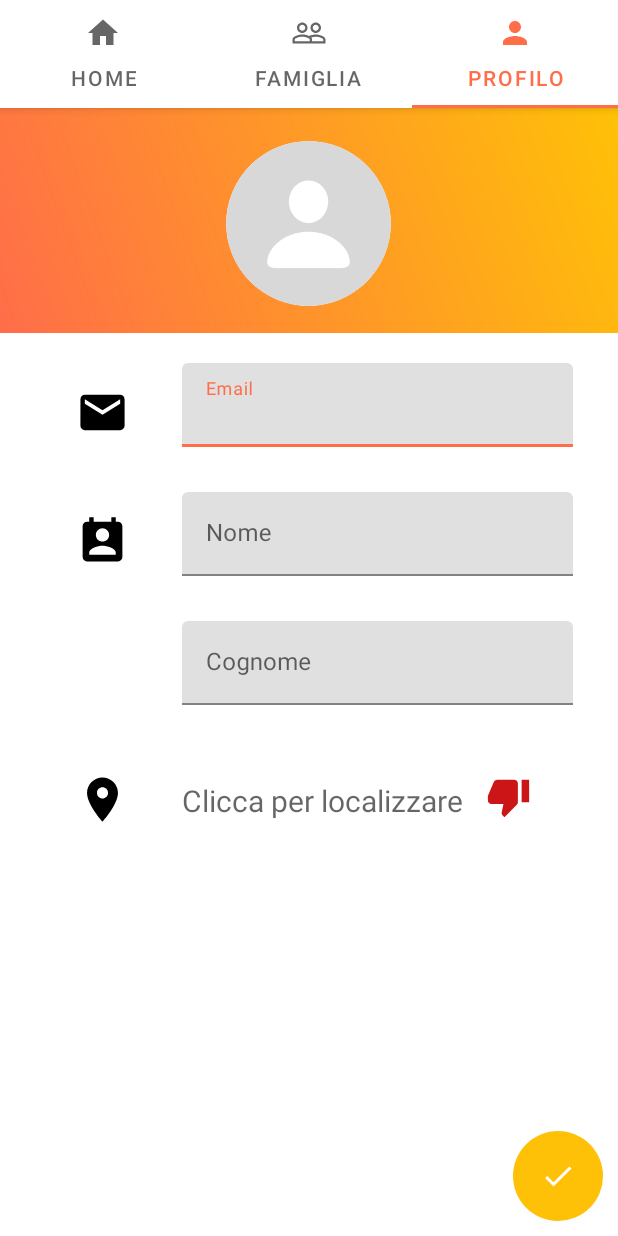
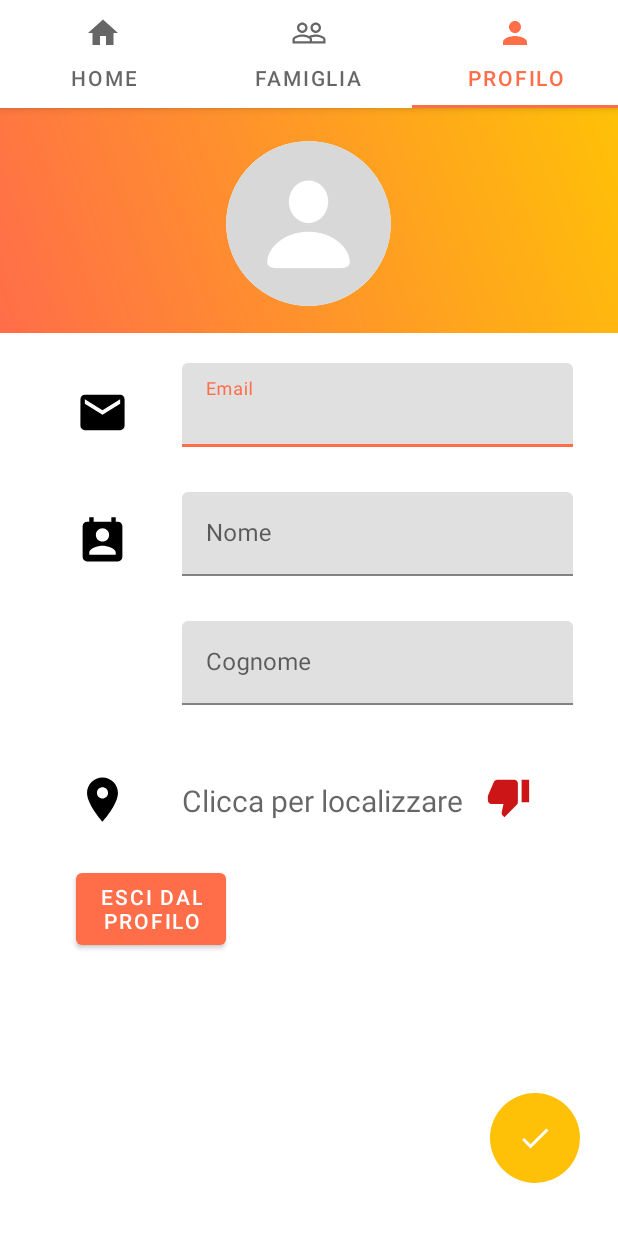
Before and after one commit to DaniloGerv/HomeStuff, an Android app: the screen it shows after launch once a user with an empty profile is signed in (MainActivity), tab 3 chosen, on a phone screen of 412 x 824 dp. Run offline under Robolectric (Android 15) with nearby library versions, the phone set to English and light mode, and no system bars; our stand-ins replace Firebase (no records; nobody signed in at launch, a user with empty details on screens opened directly); 3 statements that could not run were skipped.

Commit message:
APP terminata

```diff
--- a/app/src/main/AndroidManifest.xml
+++ b/app/src/main/AndroidManifest.xml
@@ -24,7 +24,6 @@
         <activity android:name=".MainActivity">
             <intent-filter>
                 <action android:name="android.intent.action.MAIN" />
-
                 <category android:name="android.intent.category.LAUNCHER" />
             </intent-filter>
         </activity>
--- a/app/src/main/java/com/univpm/homestuff/MainActivity.java
+++ b/app/src/main/java/com/univpm/homestuff/MainActivity.java
@@ -48,6 +48,12 @@ public class MainActivity extends AppCompatActivity {
         tabs.setupWithViewPager(viewPage) ;
 
 
+        //Flag used when the user sign out in order to not allow the user to go back in the previous signed in activities
+        boolean finish = getIntent().getBooleanExtra("finish", false);
+        if (finish) {
+            finish();
+        }
+
         final ViewPagerAdapter viewPagerAdapter=new ViewPagerAdapter(getSupportFragmentManager(),0);
 
         viewPagerAdapter.addFragment(new FragmentHome(),"Home");
--- a/app/src/main/java/com/univpm/homestuff/callbacks/LocationCallBack.java
+++ b/app/src/main/java/com/univpm/homestuff/callbacks/LocationCallBack.java
@@ -2,7 +2,4 @@ package com.univpm.homestuff.callbacks;
 
 import android.location.Location;
 
-public interface LocationCallBack {
-    void onCallbackLocation(Location l);
-
-}
+public interface LocationCallBack {  void onCallbackLocation(Location l); }
--- a/app/src/main/java/com/univpm/homestuff/callbacks/ResponseCallBack.java
+++ b/app/src/main/java/com/univpm/homestuff/callbacks/ResponseCallBack.java
@@ -5,5 +5,4 @@ import com.google.firebase.firestore.DocumentSnapshot;
 
 public interface ResponseCallBack {
     void onCallback(boolean value);
-
 }
--- a/app/src/main/java/com/univpm/homestuff/repositories/UserRepository.java
+++ b/app/src/main/java/com/univpm/homestuff/repositories/UserRepository.java
@@ -2,7 +2,6 @@ package com.univpm.homestuff.repositories;
 
 import android.content.Context;
 import android.net.Uri;
-import android.widget.Toast;
 
 import androidx.fragment.app.Fragment;
 
--- a/app/src/main/java/com/univpm/homestuff/services/Geolocation.java
+++ b/app/src/main/java/com/univpm/homestuff/services/Geolocation.java
@@ -71,7 +71,6 @@ public class Geolocation extends AppCompatActivity {
                                     requestNewLocationData(sender, myCallBack);
                                 } else {
                                     myCallBack.onCallbackLocation(location);
-
                                 }
                             }
                         });
@@ -108,7 +107,7 @@ public class Geolocation extends AppCompatActivity {
                     myCallBack.onCallbackLocation(location);
                 }
                 else {
-                    Log.d("GEO","repeat");
+                    Log.d("GEO","r\epeat");
                     requestNewLocationData(sender, myCallBack);
                 }
             }
--- a/app/src/main/res/layout/fragment_profile.xml
+++ b/app/src/main/res/layout/fragment_profile.xml
@@ -127,7 +127,13 @@
         </LinearLayout>
 
 
-
+        <Button
+            android:layout_width="100dp"
+            android:layout_height="60dp"
+            android:id="@+id/logout"
+            android:text="@string/esci"
+            android:layout_marginStart="25dp"
+            android:layout_marginTop="25dp"/>
     </LinearLayout>
     <ImageButton
         android:layout_width="60dp"
@@ -138,7 +144,9 @@
         android:elevation="2dp"
         android:layout_alignParentBottom="true"
         android:layout_alignParentEnd="true"
-        android:layout_marginBottom="10dp"
-        android:layout_marginEnd = "10dp"
+        android:layout_marginBottom="35dp"
+        android:layout_marginEnd = "25dp"
         android:id="@+id/button_done"/>
+
+
 </RelativeLayout>
--- a/app/src/main/res/values/strings.xml
+++ b/app/src/main/res/values/strings.xml
@@ -5,6 +5,7 @@
     <string name="password">Password</string>
     <string name="nome">Nome</string>
     <string name="cognome">Cognome</string>
+    <string name="esci">Esci dal profilo</string>
     <string name="servizioCompletatoOk">Compito famigliare correttamente completato</string>
     <string name="erroreDati">Si è verificato un errore durante la transizione dei dati</string>
     <string name="noFamiglia">Il profilo non ha una famiglia associata</string>
```
Also changed, not shown: app/src/main/java/com/univpm/homestuff/entities/Location.java (+0 -23 lines), app/src/main/java/com/univpm/homestuff/fragments/FragmentProfile.java (+17 -0 lines), app/src/main/java/com/univpm/homestuff/services/FirebaseContext.java (+0 -48 lines).
